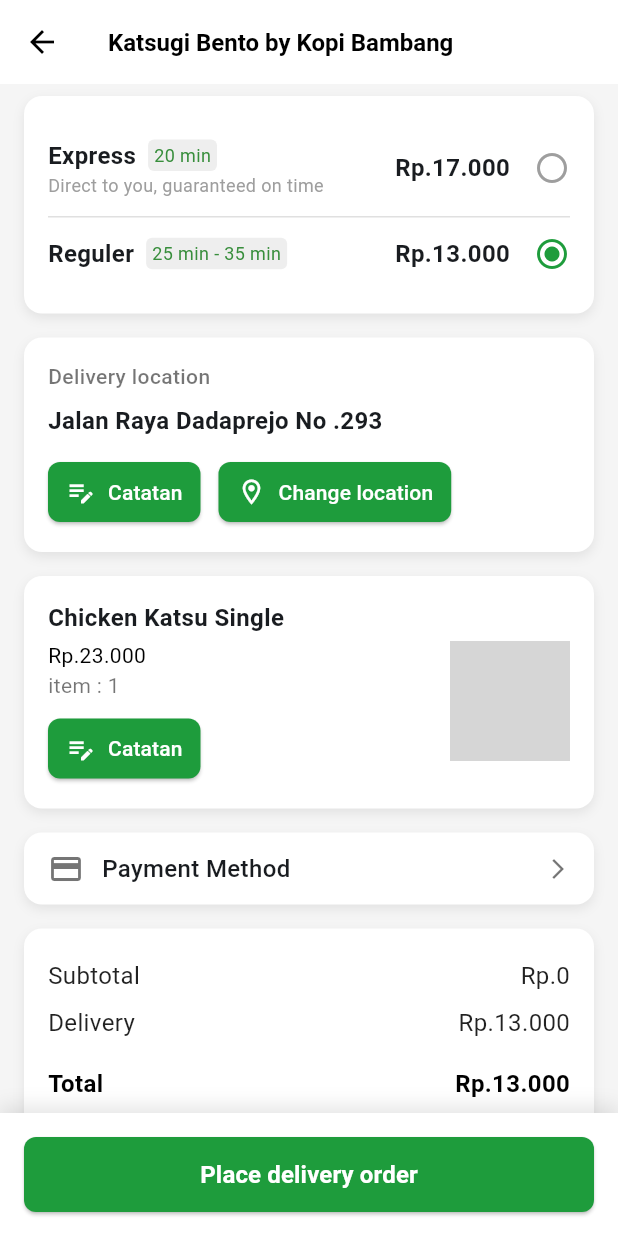
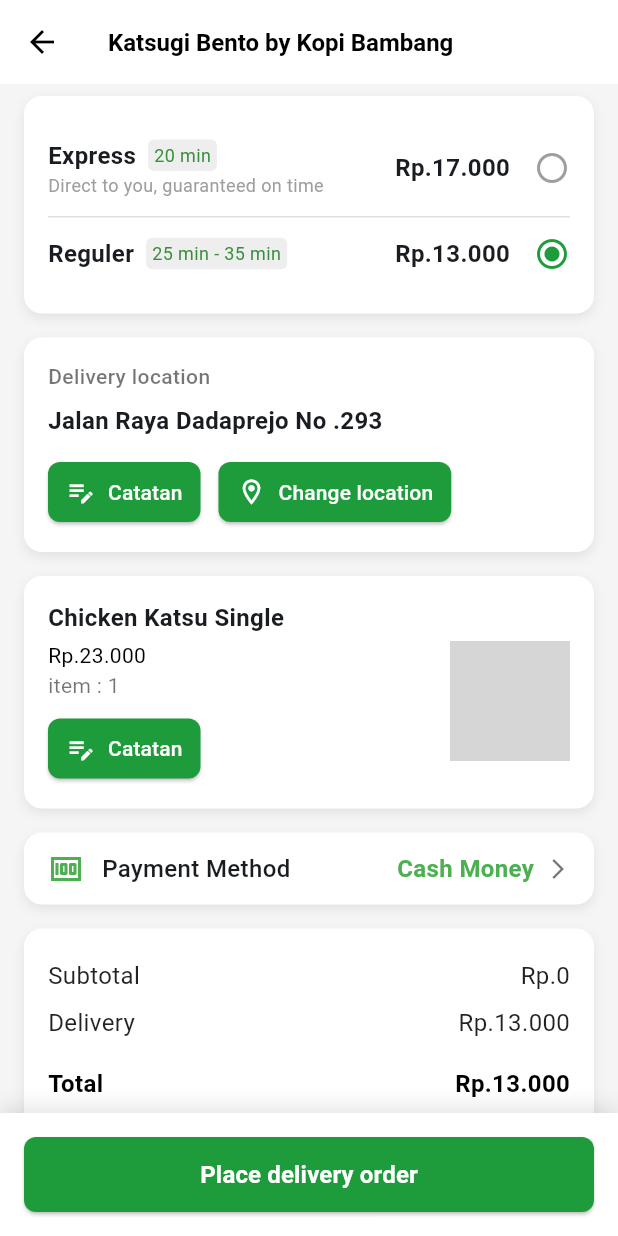
Before and after one commit to Rifai-13/goosen, a Flutter app: the CheckoutScreen screen opened directly with empty values, on a phone screen of 412 x 824 dp. Run offline on Flutter 3.47's test engine with Material 3 defaults, Android fonts, the phone set to English and light mode, and no system bars; network calls fail; grey boxes are pictures that could not be loaded.

```diff
--- a/lib/screens/checkout_screen.dart
+++ b/lib/screens/checkout_screen.dart
@@ -1,6 +1,8 @@
 import 'package:flutter/material.dart';
 import 'package:intl/intl.dart';
-import './location_screen.dart';
+// Asumsikan file-file ini ada di folder yang benar
+import 'location_screen.dart';
+import 'payment_screen.dart';
 
 // ==========================================
 // 1. MODEL DATA
@@ -37,10 +39,11 @@ final List<DeliveryOption> deliveryOptions = [
   ),
 ];
 
-// Data statis lain (Bisa diganti dengan data item yang sebenarnya jika perlu)
+// Data statis lain
 const String restaurantName = "Katsugi Bento by Kopi Bambang";
 const String deliveryAddress = "Jalan Raya Dadaprejo No .293";
 const int staticPriceItem = 23000; // Harga item tunggal untuk display
+
 
 // ==========================================
 // 2. CHECKOUT SCREEN (STATEFUL)
@@ -59,6 +62,16 @@ class _CheckoutScreenState extends State<CheckoutScreen> {
   // Index dari pilihan delivery yang sedang aktif (Default: Reguler index 1)
   int _selectedDeliveryIndex = 1;
 
+  // State untuk menyimpan pilihan pembayaran yang aktif
+  String _currentPaymentMethod = 'Cash Money';
+
+  // Data mapping untuk Ikon pembayaran
+  final Map<String, IconData> _paymentIcons = {
+    'Cash Money': Icons.money,
+    'Gopay': Icons.phone_android,
+    'Credit Card': Icons.credit_card,
+  };
+
   // Variabel untuk menyimpan harga berdasarkan state
   late int _subtotal;
   late int _deliveryFee;
@@ -67,23 +80,26 @@ class _CheckoutScreenState extends State<CheckoutScreen> {
   @override
   void initState() {
     super.initState();
-    // Inisialisasi data harga awal dari widget (subtotal) dan data default delivery
+    // 1. Inisialisasi Subtotal
     _subtotal = widget.initialSubtotal;
+
+    // 2. Lakukan perhitungan harga awal secara langsung (TANPA setState)
     _calculatePrices(deliveryOptions[_selectedDeliveryIndex].price);
   }
 
   // Helper untuk format mata uang
   String formatCurrency(int amount) {
-    return NumberFormat.currency(
-      locale: 'id',
-      symbol: 'Rp.',
-      decimalDigits: 0,
-    ).format(amount);
+    return NumberFormat.currency(locale: 'id', symbol: 'Rp.', decimalDigits: 0).format(amount);
   }
 
-  // FUNGSI UNTUK MEMPERBARUI HARGA SAAT PILIHAN DELIVERY BERUBAH
+  // FUNGSI UNTUK MENGHITUNG HARGA AWAL (dipanggil di initState)
   void _calculatePrices(int newDeliveryFee) {
-    // Hanya hitung, jangan panggil setState
+    _deliveryFee = newDeliveryFee;
+    _total = _subtotal + _deliveryFee;
+  }
+
+  // FUNGSI UNTUK MENGHITUNG HARGA SETELAH STATE BERUBAH (dipanggil di setState)
+  void _updatePricesState(int newDeliveryFee) {
     _deliveryFee = newDeliveryFee;
     _total = _subtotal + _deliveryFee;
   }
@@ -92,14 +108,8 @@ class _CheckoutScreenState extends State<CheckoutScreen> {
   void _selectDelivery(int index) {
     setState(() {
       _selectedDeliveryIndex = index;
-      // Panggil _updatePricesState untuk perubahan UI
       _updatePricesState(deliveryOptions[index].price);
     });
-  }
-
-  void _updatePricesState(int newDeliveryFee) {
-    _deliveryFee = newDeliveryFee;
-    _total = _subtotal + _deliveryFee;
   }
 
   // --- WIDGET CONTAINER PEMBUNGKUS DENGAN SHADOW ---
@@ -135,11 +145,7 @@ class _CheckoutScreenState extends State<CheckoutScreen> {
       ),
       title: const Text(
         restaurantName,
-        style: TextStyle(
-          color: Colors.black,
-          fontSize: 16,
-          fontWeight: FontWeight.bold,
-        ),
+        style: TextStyle(color: Colors.black, fontSize: 16, fontWeight: FontWeight.bold),
       ),
       centerTitle: false,
     );
@@ -150,7 +156,6 @@ class _CheckoutScreenState extends State<CheckoutScreen> {
     bool isSelected = _selectedDeliveryIndex == index;
 
     return InkWell(
-      // BUNGKUS DENGAN INKWELL AGAR BISA DIKLIK
       onTap: () => _selectDelivery(index),
       child: Padding(
         padding: const EdgeInsets.symmetric(vertical: 12.0),
@@ -164,27 +169,18 @@ class _CheckoutScreenState extends State<CheckoutScreen> {
                   children: [
                     Text(
                       option.title,
-                      style: const TextStyle(
-                        fontSize: 16,
-                        fontWeight: FontWeight.bold,
-                      ),
+                      style: const TextStyle(fontSize: 16, fontWeight: FontWeight.bold),
                     ),
                     const SizedBox(width: 8),
                     Container(
-                      padding: const EdgeInsets.symmetric(
-                        horizontal: 4,
-                        vertical: 2,
-                      ),
+                      padding: const EdgeInsets.symmetric(horizontal: 4, vertical: 2),
                       decoration: BoxDecoration(
                         color: Colors.grey[200],
                         borderRadius: BorderRadius.circular(4),
                       ),
                       child: Text(
                         option.duration,
-                        style: TextStyle(
-                          fontSize: 12,
-                          color: Colors.green[700],
-                        ),
+                        style: TextStyle(fontSize: 12, color: Colors.green[700]),
                       ),
                     ),
                   ],
@@ -200,17 +196,11 @@ class _CheckoutScreenState extends State<CheckoutScreen> {
               children: [
                 Text(
                   formatCurrency(option.price),
-                  style: const TextStyle(
-                    fontSize: 16,
-                    fontWeight: FontWeight.bold,
-                  ),
+                  style: const TextStyle(fontSize: 16, fontWeight: FontWeight.bold),
                 ),
                 const SizedBox(width: 16),
                 Icon(
-                  // Menggunakan isSelected dari State
-                  isSelected
-                      ? Icons.radio_button_checked
-                      : Icons.radio_button_off,
+                  isSelected ? Icons.radio_button_checked : Icons.radio_button_off,
                   color: isSelected ? const Color(0xFF1E9C3C) : Colors.grey,
                 ),
               ],
@@ -228,11 +218,7 @@ class _CheckoutScreenState extends State<CheckoutScreen> {
       children: [
         const Text(
           'Delivery location',
-          style: TextStyle(
-            fontSize: 14,
-            fontWeight: FontWeight.w500,
-            color: Colors.black54,
-          ),
+          style: TextStyle(fontSize: 14, fontWeight: FontWeight.w500, color: Colors.black54),
         ),
         const SizedBox(height: 8),
         const Text(
@@ -245,19 +231,15 @@ class _CheckoutScreenState extends State<CheckoutScreen> {
             ElevatedButton.icon(
               onPressed: () {},
               icon: const Icon(Icons.edit_note, size: 20, color: Colors.white),
-              label: const Text(
-                'Catatan',
-                style: TextStyle(color: Colors.white),
-              ),
+              label: const Text('Catatan', style: TextStyle(color: Colors.white)),
               style: ElevatedButton.styleFrom(
                 backgroundColor: const Color(0xFF1E9C3C),
                 padding: const EdgeInsets.symmetric(horizontal: 12),
-                shape: RoundedRectangleBorder(
-                  borderRadius: BorderRadius.circular(8),
-                ),
+                shape: RoundedRectangleBorder(borderRadius: BorderRadius.circular(8)),
               ),
             ),
             const SizedBox(width: 12),
+            // NAVIGASI KE LOCATION SCREEN
             ElevatedButton.icon(
               onPressed: () {
                 Navigator.push(
@@ -267,21 +249,12 @@ class _CheckoutScreenState extends State<CheckoutScreen> {
                   ),
                 );
               },
-              icon: const Icon(
-                Icons.location_on_outlined,
-                size: 20,
-                color: Colors.white,
-              ),
-              label: const Text(
-                'Change location',
-                style: TextStyle(color: Colors.white),
-              ),
+              icon: const Icon(Icons.location_on_outlined, size: 20, color: Colors.white),
+              label: const Text('Change location', style: TextStyle(color: Colors.white)),
               style: ElevatedButton.styleFrom(
                 backgroundColor: const Color(0xFF1E9C3C),
                 padding: const EdgeInsets.symmetric(horizontal: 12),
-                shape: RoundedRectangleBorder(
-                  borderRadius: BorderRadius.circular(8),
-                ),
+                shape: RoundedRectangleBorder(borderRadius: BorderRadius.circular(8)),
               ),
             ),
           ],
@@ -309,9 +282,7 @@ class _CheckoutScreenState extends State<CheckoutScreen> {
                 crossAxisAlignment: CrossAxisAlignment.start,
                 children: [
                   Text(
-                    formatCurrency(
-                      staticPriceItem,
-                    ), // Menggunakan harga statis untuk display
+                    formatCurrency(staticPriceItem),
                     style: const TextStyle(fontSize: 14, color: Colors.black),
                   ),
                   const Text(
@@ -321,21 +292,12 @@ class _CheckoutScreenState extends State<CheckoutScreen> {
                   const SizedBox(height: 8),
                   ElevatedButton.icon(
                     onPressed: () {},
-                    icon: const Icon(
-                      Icons.edit_note,
-                      size: 20,
-                      color: Colors.white,
-                    ),
-                    label: const Text(
-                      'Catatan',
-                      style: TextStyle(color: Colors.white),
-                    ),
+                    icon: const Icon(Icons.edit_note, size: 20, color: Colors.white),
+                    label: const Text('Catatan', style: TextStyle(color: Colors.white)),
                     style: ElevatedButton.styleFrom(
                       backgroundColor: const Color(0xFF1E9C3C),
                       padding: const EdgeInsets.symmetric(horizontal: 12),
-                      shape: RoundedRectangleBorder(
-                        borderRadius: BorderRadius.circular(8),
-                      ),
+                      shape: RoundedRectangleBorder(borderRadius: BorderRadius.circular(8)),
                     ),
                   ),
                 ],
@@ -356,23 +318,46 @@ class _CheckoutScreenState extends State<CheckoutScreen> {
     );
   }
 
-  // Item Pembayaran hanya sebagai baris
+  // Item Pembayaran (dengan Navigasi dan Pembaruan Teks)
   Widget _buildPaymentMethodTile(BuildContext context) {
+    IconData currentIcon = _paymentIcons[_currentPaymentMethod] ?? Icons.credit_card_outlined;
+
     return InkWell(
-      onTap: () {
-        // Navigasi ke halaman pilihan metode pembayaran
+      onTap: () async {
+        // NAVIGASI KE PAYMENT SCREEN DAN TUNGGU HASILNYA
+        final selectedMethod = await Navigator.push(
+          context,
+          MaterialPageRoute(
+            builder: (context) => const PaymentScreen(),
+          ),
+        );
+
+        // Periksa apakah ada hasil (String) yang dikembalikan dan perbarui state
+        if (selectedMethod != null && selectedMethod is String) {
+          setState(() {
+            _currentPaymentMethod = selectedMethod;
+          });
+        }
       },
-      child: const Row(
+      child: Row(
         children: [
-          Icon(Icons.credit_card_outlined, color: Colors.black54),
-          SizedBox(width: 12),
-          Expanded(
+          // Icon akan sesuai dengan pilihan saat ini
+          Icon(currentIcon, color: Colors.green),
+          const SizedBox(width: 12),
+          const Expanded(
             child: Text(
               'Payment Method',
               style: TextStyle(fontSize: 16, fontWeight: FontWeight.w500),
             ),
           ),
-          Icon(Icons.arrow_forward_ios, size: 16, color: Colors.black54),
+
+          // TAMPILKAN PILIHAN YANG AKTIF DI KANAN
+          Text(
+            _currentPaymentMethod,
+            style: const TextStyle(fontSize: 16, fontWeight: FontWeight.bold, color: Colors.green),
+          ),
+          const SizedBox(width: 8),
+          const Icon(Icons.arrow_forward_ios, size: 16, color: Colors.black54),
         ],
       ),
     );
@@ -382,10 +367,10 @@ class _CheckoutScreenState extends State<CheckoutScreen> {
   Widget _buildPriceSummary() {
     return Column(
       children: [
-        _buildPriceRow('Subtotal', _subtotal), // Menggunakan State
-        _buildPriceRow('Delivery', _deliveryFee), // Menggunakan State
+        _buildPriceRow('Subtotal', _subtotal),
+        _buildPriceRow('Delivery', _deliveryFee),
         const SizedBox(height: 10),
-        _buildPriceRow('Total', _total, isTotal: true), // Menggunakan State
+        _buildPriceRow('Total', _total, isTotal: true),
       ],
     );
   }
@@ -449,11 +434,7 @@ class _CheckoutScreenState extends State<CheckoutScreen> {
             ),
             child: const Text(
               'Place delivery order',
-              style: TextStyle(
-                fontSize: 16,
-                fontWeight: FontWeight.bold,
-                color: Colors.white,
-              ),
+              style: TextStyle(fontSize: 16, fontWeight: FontWeight.bold, color: Colors.white),
             ),
           ),
         ),
@@ -464,7 +445,8 @@ class _CheckoutScreenState extends State<CheckoutScreen> {
           _buildCustomAppBar(context),
 
           SliverList(
-            delegate: SliverChildListDelegate([
+            delegate: SliverChildListDelegate(
+              [
                 // --- 1. PILIHAN JENIS PENGIRIMAN --- (Card 1)
                 _buildCardWrapper(
                   child: Column(
@@ -496,10 +478,7 @@ class _CheckoutScreenState extends State<CheckoutScreen> {
 
                 // --- 4. METODE PEMBAYARAN --- (Card 4)
                 _buildCardWrapper(
-                padding: const EdgeInsets.symmetric(
-                  horizontal: 16.0,
-                  vertical: 12.0,
-                ),
+                  padding: const EdgeInsets.symmetric(horizontal: 16.0, vertical: 12.0),
                   child: _buildPaymentMethodTile(context),
                 ),
 
@@ -510,7 +489,8 @@ class _CheckoutScreenState extends State<CheckoutScreen> {
                 ),
 
                 const SizedBox(height: 100),
-            ]),
+              ],
+            ),
           ),
         ],
       ),
```
Also changed, not shown: lib/screens/payment_screen.dart (added, +157 -0 lines). Lines whose indentation alone changed are shown as unchanged.
